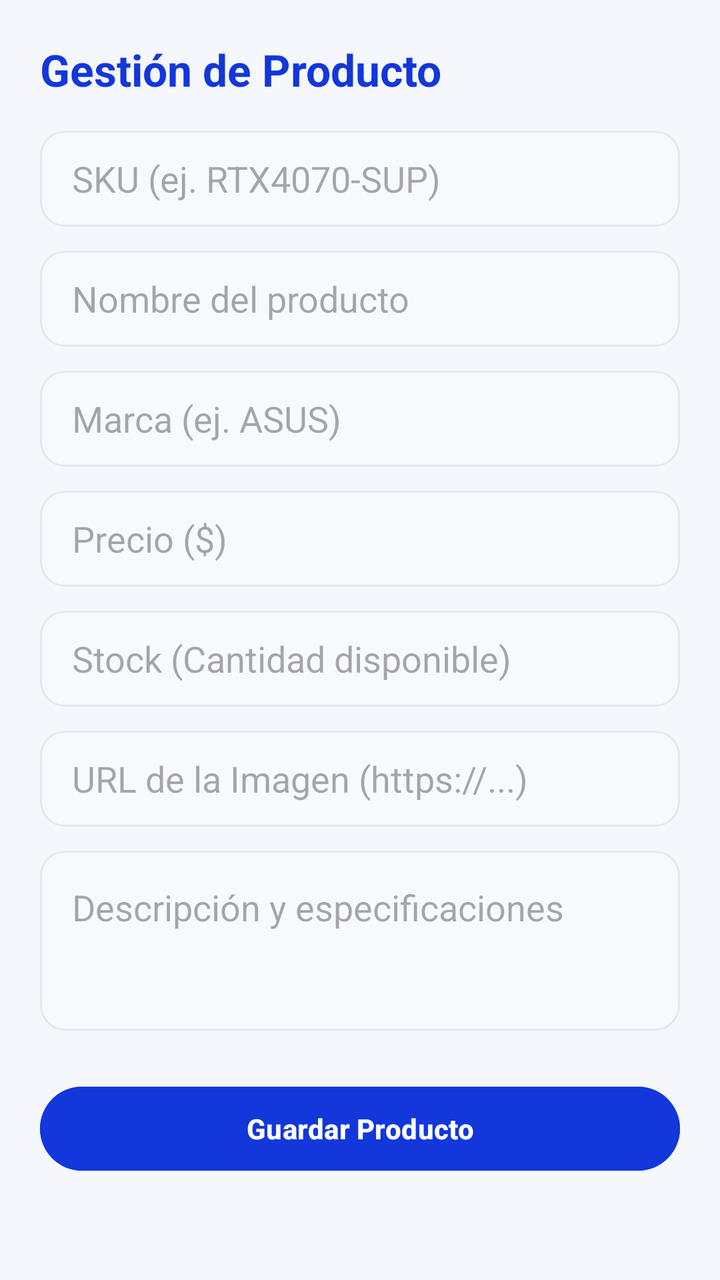
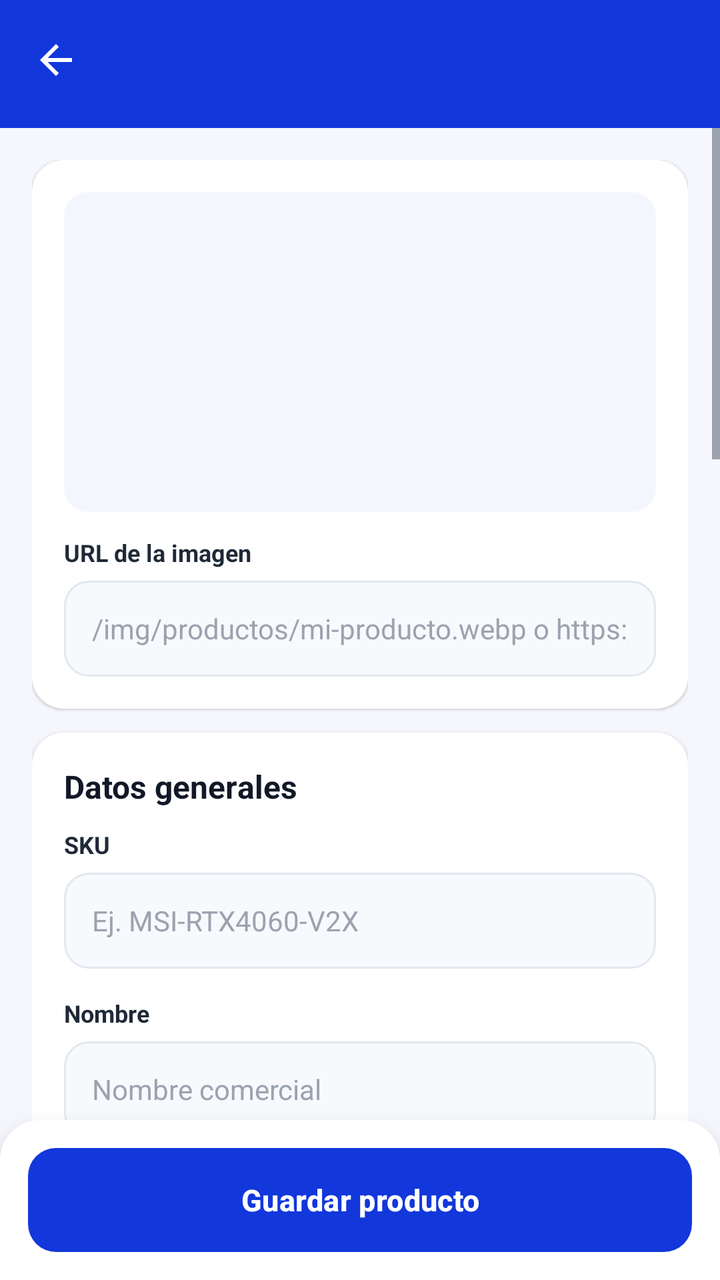

Compare the two renders of this Android layout. The source of the first and the diff that turns it into the second are given below.
<!-- AndroidManifest.xml: application theme Theme.Reach -->
<!-- res/layout/activity_form_producto.xml -->
<?xml version="1.0" encoding="utf-8"?>
<ScrollView xmlns:android="http://schemas.android.com/apk/res/android"
    android:layout_width="match_parent"
    android:layout_height="match_parent"
    android:background="#F5F7FC"
    android:fillViewport="true">

    <LinearLayout
        android:layout_width="match_parent"
        android:layout_height="wrap_content"
        android:orientation="vertical"
        android:padding="20dp">

        <TextView
            android:id="@+id/tvTituloForm"
            android:layout_width="wrap_content"
            android:layout_height="wrap_content"
            android:text="Gestión de Producto"
            android:textColor="#1237DB"
            android:textSize="22sp"
            android:textStyle="bold" />

        <EditText
            android:id="@+id/etSku"
            android:layout_width="match_parent"
            android:layout_height="48dp"
            android:layout_marginTop="16dp"
            android:background="@drawable/bg_input"
            android:hint="SKU (ej. RTX4070-SUP)"
            android:paddingHorizontal="16dp" />

        <EditText
            android:id="@+id/etNombreProducto"
            android:layout_width="match_parent"
            android:layout_height="48dp"
            android:layout_marginTop="12dp"
            android:background="@drawable/bg_input"
            android:hint="Nombre del producto"
            android:paddingHorizontal="16dp" />

        <EditText
            android:id="@+id/etMarcaProducto"
            android:layout_width="match_parent"
            android:layout_height="48dp"
            android:layout_marginTop="12dp"
            android:background="@drawable/bg_input"
            android:hint="Marca (ej. ASUS)"
            android:paddingHorizontal="16dp" />

        <EditText
            android:id="@+id/etPrecioProducto"
            android:layout_width="match_parent"
            android:layout_height="48dp"
            android:layout_marginTop="12dp"
            android:background="@drawable/bg_input"
            android:hint="Precio ($)"
            android:inputType="numberDecimal"
            android:paddingHorizontal="16dp" />

        <EditText
            android:id="@+id/etStock"
            android:layout_width="match_parent"
            android:layout_height="48dp"
            android:layout_marginTop="12dp"
            android:background="@drawable/bg_input"
            android:hint="Stock (Cantidad disponible)"
            android:inputType="number"
            android:paddingHorizontal="16dp" />

        <EditText
            android:id="@+id/etImagenUrl"
            android:layout_width="match_parent"
            android:layout_height="48dp"
            android:layout_marginTop="12dp"
            android:background="@drawable/bg_input"
            android:hint="URL de la Imagen (https://...)"
            android:paddingHorizontal="16dp" />

        <EditText
            android:id="@+id/etDescripcionProducto"
            android:layout_width="match_parent"
            android:layout_height="90dp"
            android:layout_marginTop="12dp"
            android:background="@drawable/bg_input"
            android:gravity="top"
            android:hint="Descripción y especificaciones"
            android:padding="16dp" />

        
        <Button
            android:id="@+id/btnGuardarProducto"
            android:layout_width="match_parent"
            android:layout_height="50dp"
            android:layout_marginTop="24dp"
            android:backgroundTint="#1237DB"
            android:text="Guardar Producto"
            android:textColor="@android:color/white"
            android:textStyle="bold" />

        
        <Button
            android:id="@+id/btnDesactivarProducto"
            android:layout_width="match_parent"
            android:layout_height="50dp"
            android:layout_marginTop="12dp"
            android:backgroundTint="#EF4444"
            android:text="Desactivar Producto"
            android:textColor="@android:color/white"
            android:textStyle="bold"
            android:visibility="gone" />

    </LinearLayout>
</ScrollView>
<!-- resources referenced by this layout -->
<resources>
  <style name="Base.Theme.Reach" parent="Theme.Material3.DayNight.NoActionBar">
          
          
      </style>
  <!-- unchanged entries left out for length: 2 -->
</resources>

<!-- the commit's change to res/layout/activity_form_producto.xml (unified diff, before → after) -->
@@ -1,113 +1,241 @@
 <?xml version="1.0" encoding="utf-8"?>
-<ScrollView xmlns:android="http://schemas.android.com/apk/res/android"
+<LinearLayout xmlns:android="http://schemas.android.com/apk/res/android"
     android:layout_width="match_parent"
     android:layout_height="match_parent"
-    android:background="#F5F7FC"
-    android:fillViewport="true">
+    android:background="@color/fondo"
+    android:orientation="vertical">
+
+    <include layout="@layout/view_header" />
+
+    <FrameLayout
+        android:layout_width="match_parent"
+        android:layout_height="0dp"
+        android:layout_weight="1">
+
+        <ScrollView
+            android:id="@+id/scrollFormProducto"
+            android:layout_width="match_parent"
+            android:layout_height="match_parent">
+
+            <LinearLayout
+                android:layout_width="match_parent"
+                android:layout_height="wrap_content"
+                android:orientation="vertical"
+                android:padding="16dp">
+
+                <LinearLayout
+                    style="@style/ReachTarjeta"
+                    android:layout_width="match_parent"
+                    android:layout_height="wrap_content"
+                    android:orientation="vertical">
+
+                    <ImageView
+                        android:id="@+id/ivPreviewProducto"
+                        android:layout_width="match_parent"
+                        android:layout_height="160dp"
+                        android:background="@drawable/bg_imagen"
+                        android:importantForAccessibility="no"
+                        android:scaleType="fitCenter" />
+
+                    <TextView style="@style/ReachEtiqueta" android:layout_width="match_parent" android:layout_height="wrap_content" android:layout_marginTop="12dp" android:text="URL de la imagen" />
+                    <EditText android:id="@+id/etImagenUrl" style="@style/ReachCampo" android:layout_width="match_parent" android:layout_height="wrap_content" android:layout_marginBottom="0dp" android:hint="/img/productos/mi-producto.webp o https://…" android:importantForAutofill="no" android:inputType="textUri" />
+                </LinearLayout>
+
+                <LinearLayout
+                    style="@style/ReachTarjeta"
+                    android:layout_width="match_parent"
+                    android:layout_height="wrap_content"
+                    android:layout_marginTop="12dp"
+                    android:orientation="vertical">
+
+                    <TextView style="@style/ReachSeccion" android:layout_width="wrap_content" android:layout_height="wrap_content" android:layout_marginBottom="10dp" android:text="Datos generales" />
+
+                    <TextView style="@style/ReachEtiqueta" android:layout_width="match_parent" android:layout_height="wrap_content" android:text="SKU" />
+                    <EditText android:id="@+id/etSku" style="@style/ReachCampo" android:layout_width="match_parent" android:layout_height="wrap_content" android:hint="Ej. MSI-RTX4060-V2X" android:importantForAutofill="no" android:inputType="textCapCharacters" android:maxLength="40" />
+
+                    <TextView style="@style/ReachEtiqueta" android:layout_width="match_parent" android:layout_height="wrap_content" android:text="Nombre" />
+                    <EditText android:id="@+id/etNombreProducto" style="@style/ReachCampo" android:layout_width="match_parent" android:layout_height="wrap_content" android:hint="Nombre comercial" android:importantForAutofill="no" android:inputType="textCapSentences" android:maxLength="200" />
+
+                    <TextView style="@style/ReachEtiqueta" android:layout_width="match_parent" android:layout_height="wrap_content" android:text="Marca" />
+                    <EditText android:id="@+id/etMarcaProducto" style="@style/ReachCampo" android:layout_width="match_parent" android:layout_height="wrap_content" android:hint="Ej. ASUS" android:importantForAutofill="no" android:inputType="textCapWords" android:maxLength="80" />
+
+                    <TextView style="@style/ReachEtiqueta" android:layout_width="match_parent" android:layout_height="wrap_content" android:text="Categoría" />
+                    <Spinner android:id="@+id/spCategoria" style="@style/ReachCampo" android:layout_width="match_parent" android:layout_height="48dp" />
+
+                    <TextView style="@style/ReachEtiqueta" android:layout_width="match_parent" android:layout_height="wrap_content" android:text="Proveedor" />
+                    <Spinner android:id="@+id/spProveedor" style="@style/ReachCampo" android:layout_width="match_parent" android:layout_height="48dp" />
+                </LinearLayout>
+
+                <LinearLayout
+                    style="@style/ReachTarjeta"
+                    android:layout_width="match_parent"
+                    android:layout_height="wrap_content"
+                    android:layout_marginTop="12dp"
+                    android:orientation="vertical">
+
+                    <TextView style="@style/ReachSeccion" android:layout_width="wrap_content" android:layout_height="wrap_content" android:layout_marginBottom="10dp" android:text="Precio e inventario" />
+
+                    <LinearLayout android:layout_width="match_parent" android:layout_height="wrap_content" android:orientation="horizontal">
+                        <LinearLayout android:layout_width="0dp" android:layout_height="wrap_content" android:layout_weight="1" android:orientation="vertical">
+                            <TextView style="@style/ReachEtiqueta" android:layout_width="match_parent" android:layout_height="wrap_content" android:text="Precio (IVA incl.)" />
+                            <EditText android:id="@+id/etPrecioProducto" style="@style/ReachCampo" android:layout_width="match_parent" android:layout_height="wrap_content" android:hint="0.00" android:importantForAutofill="no" android:inputType="numberDecimal" />
+                        </LinearLayout>
+                        <LinearLayout android:layout_width="0dp" android:layout_height="wrap_content" android:layout_marginStart="12dp" android:layout_weight="1" android:orientation="vertical">
+                            <TextView style="@style/ReachEtiqueta" android:layout_width="match_parent" android:layout_height="wrap_content" android:text="Precio anterior" />
+                            <EditText android:id="@+id/etPrecioAnterior" style="@style/ReachCampo" android:layout_width="match_parent" android:layout_height="wrap_content" android:hint="Opcional" android:importantForAutofill="no" android:inputType="numberDecimal" />
+                        </LinearLayout>
+                    </LinearLayout>
+
+                    <LinearLayout android:layout_width="match_parent" android:layout_height="wrap_content" android:orientation="horizontal">
+                        <LinearLayout android:layout_width="0dp" android:layout_height="wrap_content" android:layout_weight="1" android:orientation="vertical">
+                            <TextView style="@style/ReachEtiqueta" android:layout_width="match_parent" android:layout_height="wrap_content" android:text="Existencias" />
+                            <EditText android:id="@+id/etStock" style="@style/ReachCampo" android:layout_width="match_parent" android:layout_height="wrap_content" android:hint="0" android:importantForAutofill="no" android:inputType="number" />
+                        </LinearLayout>
+                        <LinearLayout android:layout_width="0dp" android:layout_height="wrap_content" android:layout_marginStart="12dp" android:layout_weight="1" android:orientation="vertical">
+                            <TextView style="@style/ReachEtiqueta" android:layout_width="match_parent" android:layout_height="wrap_content" android:text="Stock mínimo" />
+                            <EditText android:id="@+id/etStockMinimo" style="@style/ReachCampo" android:layout_width="match_parent" android:layout_height="wrap_content" android:hint="5" android:importantForAutofill="no" android:inputType="number" />
+                        </LinearLayout>
+                    </LinearLayout>
+
+                    <com.google.android.material.materialswitch.MaterialSwitch android:id="@+id/swDestacado" android:layout_width="match_parent" android:layout_height="wrap_content" android:text="Destacado en inicio" android:textColor="@color/texto_sec" />
+                    <com.google.android.material.materialswitch.MaterialSwitch android:id="@+id/swEnvio" android:layout_width="match_parent" android:layout_height="wrap_content" android:checked="true" android:text="Disponible para envío" android:textColor="@color/texto_sec" />
+                    <com.google.android.material.materialswitch.MaterialSwitch android:id="@+id/swActivo" android:layout_width="match_parent" android:layout_height="wrap_content" android:checked="true" android:text="Visible en la tienda" android:textColor="@color/texto_sec" />
+                </LinearLayout>
+
+                <LinearLayout
+                    style="@style/ReachTarjeta"
+                    android:layout_width="match_parent"
+                    android:layout_height="wrap_content"
+                    android:layout_marginTop="12dp"
+                    android:orientation="vertical">
+
+                    <TextView style="@style/ReachSeccion" android:layout_width="wrap_content" android:layout_height="wrap_content" android:layout_marginBottom="10dp" android:text="Contenido" />
+
+                    <TextView style="@style/ReachEtiqueta" android:layout_width="match_parent" android:layout_height="wrap_content" android:text="Descripción" />
+                    <EditText android:id="@+id/etDescripcionProducto" style="@style/ReachCampo" android:layout_width="match_parent" android:layout_height="wrap_content" android:gravity="top" android:hint="Describe el producto" android:importantForAutofill="no" android:inputType="textMultiLine|textCapSentences" android:maxLength="2000" android:minLines="3" />
+
+                    <TextView style="@style/ReachEtiqueta" android:layout_width="match_parent" android:layout_height="wrap_content" android:text="Especificaciones (una por línea, formato Clave: valor)" />
+                    <EditText android:id="@+id/etEspecificaciones" style="@style/ReachCampo" android:layout_width="match_parent" android:layout_height="wrap_content" android:layout_marginBottom="0dp" android:gravity="top" android:hint="Memoria: 12 GB GDDR6X" android:importantForAutofill="no" android:inputType="textMultiLine" android:maxLength="4000" android:minLines="4" />
+                </LinearLayout>
+
+                <LinearLayout
+                    android:id="@+id/cardCompatibilidad"
+                    style="@style/ReachTarjeta"
+                    android:layout_width="match_parent"
+                    android:layout_height="wrap_content"
+                    android:layout_marginTop="12dp"
+                    android:orientation="vertical"
+                    android:visibility="gone">
+
+                    <TextView style="@style/ReachEyebrow" android:layout_width="wrap_content" android:layout_height="wrap_content" android:text="Arma tu PC" />
+                    <TextView style="@style/ReachSeccion" android:layout_width="wrap_content" android:layout_height="wrap_content" android:text="Datos de compatibilidad" />
+                    <TextView style="@style/ReachCuerpo" android:layout_width="match_parent" android:layout_height="wrap_content" android:layout_marginBottom="10dp" android:text="Se usan para filtrar piezas compatibles en el configurador." android:textSize="12sp" />
+
+                    <LinearLayout
+                        android:id="@+id/llCompatibilidad"
+                        android:layout_width="match_parent"
+                        android:layout_height="wrap_content"
+                        android:orientation="vertical" />
+                </LinearLayout>
+            </LinearLayout>
+        </ScrollView>
+
+        <ProgressBar
+            android:id="@+id/progresoFormProducto"
+            android:layout_width="wrap_content"
+            android:layout_height="wrap_content"
+            android:layout_gravity="center"
+            android:indeterminateTint="@color/azul"
+            android:visibility="gone" />
+    </FrameLayout>
 
     <LinearLayout
+        android:id="@+id/barraFormProducto"
         android:layout_width="match_parent"
         android:layout_height="wrap_content"
-        android:orientation="vertical"
-        android:padding="20dp">
+        android:background="@drawable/bg_barra_inferior"
+        android:elevation="12dp"
+        android:orientation="horizontal"
+        android:padding="14dp">
+
+        <com.google.android.material.button.MaterialButton
+            android:id="@+id/btnEstadoProducto"
+            style="@style/ReachBotonPeligro"
+            android:layout_width="0dp"
+            android:layout_height="wrap_content"
+            android:layout_marginEnd="10dp"
+            android:layout_weight="1"
+            android:text="Desactivar"
+            android:visibility="gone" />
+
+        <com.google.android.material.button.MaterialButton
+            android:id="@+id/btnGuardarProducto"
+            style="@style/ReachBotonPrimario"
+            android:layout_width="0dp"
+            android:layout_height="wrap_content"
+            android:layout_weight="1.4"
+            android:text="Guardar producto" />
+    </LinearLayout>
+</LinearLayout>
+<!-- res/layout/view_header.xml (included above) -->
+<?xml version="1.0" encoding="utf-8"?>
+<LinearLayout xmlns:android="http://schemas.android.com/apk/res/android"
+    xmlns:app="http://schemas.android.com/apk/res-auto"
+    android:id="@+id/header"
+    android:layout_width="match_parent"
+    android:layout_height="wrap_content"
+    android:background="@color/azul"
+    android:gravity="center_vertical"
+    android:orientation="horizontal"
+    android:paddingStart="8dp"
+    android:paddingTop="10dp"
+    android:paddingEnd="12dp"
+    android:paddingBottom="14dp">
+
+    <ImageButton
+        android:id="@+id/btnAtras"
+        android:layout_width="40dp"
+        android:layout_height="40dp"
+        android:background="?attr/selectableItemBackgroundBorderless"
+        android:contentDescription="@string/atras"
+        android:src="@drawable/ic_back"
+        app:tint="@color/white" />
+
+    <LinearLayout
+        android:layout_width="0dp"
+        android:layout_height="wrap_content"
+        android:layout_marginStart="4dp"
+        android:layout_weight="1"
+        android:orientation="vertical">
 
         <TextView
-            android:id="@+id/tvTituloForm"
+            android:id="@+id/tvHeaderEyebrow"
             android:layout_width="wrap_content"
             android:layout_height="wrap_content"
-            android:text="Gestión de Producto"
-            android:textColor="#1237DB"
-            android:textSize="22sp"
-            android:textStyle="bold" />
-
-        <EditText
-            android:id="@+id/etSku"
-            android:layout_width="match_parent"
-            android:layout_height="48dp"
-            android:layout_marginTop="16dp"
-            android:background="@drawable/bg_input"
-            android:hint="SKU (ej. RTX4070-SUP)"
-            android:paddingHorizontal="16dp" />
-
-        <EditText
-            android:id="@+id/etNombreProducto"
-            android:layout_width="match_parent"
-            android:layout_height="48dp"
-            android:layout_marginTop="12dp"
-            android:background="@drawable/bg_input"
-            android:hint="Nombre del producto"
-            android:paddingHorizontal="16dp" />
-
-        <EditText
-            android:id="@+id/etMarcaProducto"
-            android:layout_width="match_parent"
-            android:layout_height="48dp"
-            android:layout_marginTop="12dp"
-            android:background="@drawable/bg_input"
-            android:hint="Marca (ej. ASUS)"
-            android:paddingHorizontal="16dp" />
-
-        <EditText
-            android:id="@+id/etPrecioProducto"
-            android:layout_width="match_parent"
-            android:layout_height="48dp"
-            android:layout_marginTop="12dp"
-            android:background="@drawable/bg_input"
-            android:hint="Precio ($)"
-            android:inputType="numberDecimal"
-            android:paddingHorizontal="16dp" />
-
-        <EditText
-            android:id="@+id/etStock"
-            android:layout_width="match_parent"
-            android:layout_height="48dp"
-            android:layout_marginTop="12dp"
-            android:background="@drawable/bg_input"
-            android:hint="Stock (Cantidad disponible)"
-            android:inputType="number"
-            android:paddingHorizontal="16dp" />
-
-        <EditText
-            android:id="@+id/etImagenUrl"
-            android:layout_width="match_parent"
-            android:layout_height="48dp"
-            android:layout_marginTop="12dp"
-            android:background="@drawable/bg_input"
-            android:hint="URL de la Imagen (https://...)"
-            android:paddingHorizontal="16dp" />
-
-        <EditText
-            android:id="@+id/etDescripcionProducto"
-            android:layout_width="match_parent"
-            android:layout_height="90dp"
-            android:layout_marginTop="12dp"
-            android:background="@drawable/bg_input"
-            android:gravity="top"
-            android:hint="Descripción y especificaciones"
-            android:padding="16dp" />
-
-        
-        <Button
-            android:id="@+id/btnGuardarProducto"
-            android:layout_width="match_parent"
-            android:layout_height="50dp"
-            android:layout_marginTop="24dp"
-            android:backgroundTint="#1237DB"
-            android:text="Guardar Producto"
-            android:textColor="@android:color/white"
-            android:textStyle="bold" />
-
-        
-        <Button
-            android:id="@+id/btnDesactivarProducto"
-            android:layout_width="match_parent"
-            android:layout_height="50dp"
-            android:layout_marginTop="12dp"
-            android:backgroundTint="#EF4444"
-            android:text="Desactivar Producto"
-            android:textColor="@android:color/white"
+            android:letterSpacing="0.12"
+            android:textAllCaps="true"
+            android:textColor="@color/lavanda"
+            android:textSize="10sp"
             android:textStyle="bold"
             android:visibility="gone" />
 
+        <TextView
+            android:id="@+id/tvHeaderTitulo"
+            android:layout_width="match_parent"
+            android:layout_height="wrap_content"
+            android:ellipsize="end"
+            android:maxLines="1"
+            android:textColor="@color/white"
+            android:textSize="18sp"
+            android:textStyle="bold" />
     </LinearLayout>
-</ScrollView>
+
+    <ImageButton
+        android:id="@+id/btnHeaderAccion"
+        android:layout_width="40dp"
+        android:layout_height="40dp"
+        android:background="@drawable/bg_chip_blanco_t"
+        android:scaleType="center"
+        android:visibility="gone"
+        app:tint="@color/white" />
+</LinearLayout>
<!-- resource entries referenced after the edit -->
@@ -1,8 +1,143 @@
 <!-- resources referenced by this layout -->
 <resources>
-  <style name="Base.Theme.Reach" parent="Theme.Material3.DayNight.NoActionBar">
-          
-          
+  <color name="azul">#1237DB</color>
+  <color name="fondo">#F5F7FC</color>
+  <color name="lavanda">#A0B2FF</color>
+  <color name="texto_sec">#4B5563</color>
+  <color name="white">#FFFFFFFF</color>
+  <!-- drawable bg_barra_inferior (drawable) -->
+  <?xml version="1.0" encoding="utf-8"?>
+  <shape xmlns:android="http://schemas.android.com/apk/res/android">
+      <solid android:color="@color/white" />
+      <corners android:topLeftRadius="20dp" android:topRightRadius="20dp" />
+  </shape>
+  <!-- drawable bg_chip_blanco_t (drawable) -->
+  <?xml version="1.0" encoding="utf-8"?>
+  <shape xmlns:android="http://schemas.android.com/apk/res/android">
+      <solid android:color="#22FFFFFF" />
+      <corners android:radius="12dp" />
+  </shape>
+  <!-- drawable bg_imagen (drawable) -->
+  <?xml version="1.0" encoding="utf-8"?>
+  <shape xmlns:android="http://schemas.android.com/apk/res/android">
+      <solid android:color="#F3F6FC" />
+      <corners android:radius="12dp" />
+  </shape>
+  <!-- drawable ic_back (drawable) -->
+  <?xml version="1.0" encoding="utf-8"?>
+  <vector xmlns:android="http://schemas.android.com/apk/res/android"
+      android:width="24dp"
+      android:height="24dp"
+      android:tint="?attr/colorControlNormal"
+      android:viewportWidth="24"
+      android:viewportHeight="24">
+      <path
+          android:fillColor="@android:color/white"
+          android:pathData="M20,11H7.83l5.59,-5.59L12,4l-8,8 8,8 1.41,-1.41L7.83,13H20v-2z" />
+  </vector>
+  <string name="atras">Regresar</string>
+  <style name="ReachBotonPeligro" parent="Widget.Material3.Button.OutlinedButton">
+          <item name="strokeColor">@color/rojo</item>
+          <item name="android:textColor">@color/rojo</item>
+          <item name="android:textStyle">bold</item>
+          <item name="cornerRadius">14dp</item>
+          <item name="android:minHeight">48dp</item>
+          <item name="android:insetTop">0dp</item>
+          <item name="android:insetBottom">0dp</item>
+          <item name="android:textAllCaps">false</item>
+      </style>
+  <style name="ReachBotonPrimario" parent="Widget.Material3.Button">
+          <item name="backgroundTint">@color/azul</item>
+          <item name="android:textColor">@color/white</item>
+          <item name="android:textSize">15sp</item>
+          <item name="android:textStyle">bold</item>
+          <item name="cornerRadius">14dp</item>
+          <item name="android:minHeight">52dp</item>
+          <item name="android:insetTop">0dp</item>
+          <item name="android:insetBottom">0dp</item>
+          <item name="android:textAllCaps">false</item>
+      </style>
+  <style name="ReachCampo">
+          <item name="android:background">@drawable/bg_input</item>
+          <item name="android:minHeight">48dp</item>
+          <item name="android:paddingStart">14dp</item>
+          <item name="android:paddingEnd">14dp</item>
+          <item name="android:paddingTop">10dp</item>
+          <item name="android:paddingBottom">10dp</item>
+          <item name="android:textSize">14sp</item>
+          <item name="android:textColor">@color/texto</item>
+          <item name="android:textColorHint">@color/gris</item>
+          <item name="android:layout_marginBottom">14dp</item>
+      </style>
+  <style name="ReachCuerpo">
+          <item name="android:textColor">@color/texto_sec</item>
+          <item name="android:textSize">13sp</item>
+          <item name="android:lineSpacingExtra">2dp</item>
+      </style>
+  <style name="ReachEtiqueta">
+          <item name="android:textColor">#1F2937</item>
+          <item name="android:textSize">12sp</item>
+          <item name="android:textStyle">bold</item>
+          <item name="android:layout_marginBottom">6dp</item>
+      </style>
+  <style name="ReachEyebrow">
+          <item name="android:textColor">@color/azul</item>
+          <item name="android:textSize">11sp</item>
+          <item name="android:textStyle">bold</item>
+          <item name="android:letterSpacing">0.12</item>
+          <item name="android:textAllCaps">true</item>
+      </style>
+  <style name="ReachSeccion">
+          <item name="android:textColor">@color/texto</item>
+          <item name="android:textSize">16sp</item>
+          <item name="android:textStyle">bold</item>
+      </style>
+  <style name="ReachTarjeta">
+          <item name="android:background">@drawable/bg_card</item>
+          <item name="android:elevation">1dp</item>
+          <item name="android:padding">16dp</item>
+      </style>
+  <color name="rojo">#EF4444</color>
+  <color name="texto">#111827</color>
+  <color name="gris">#9CA3AF</color>
+  <!-- drawable bg_card (drawable) -->
+  <?xml version="1.0" encoding="utf-8"?>
+  <shape xmlns:android="http://schemas.android.com/apk/res/android">
+      <solid android:color="@color/white" />
+      <corners android:radius="16dp" />
+  </shape>
+  <style name="Base.Theme.Reach" parent="Theme.Material3.Light.NoActionBar">
+          <item name="colorPrimary">@color/azul</item>
+          <item name="colorOnPrimary">@color/white</item>
+          <item name="colorPrimaryContainer">@color/azul_claro</item>
+          <item name="colorOnPrimaryContainer">@color/azul</item>
+          <item name="colorSecondary">@color/azul</item>
+          <item name="colorSecondaryContainer">@color/azul_claro</item>
+          <item name="colorOnSecondaryContainer">@color/azul</item>
+          <item name="colorSurface">@color/white</item>
+          <item name="colorOnSurface">@color/texto</item>
+          <item name="colorError">@color/rojo</item>
+          <item name="android:colorBackground">@color/fondo</item>
+          <item name="android:windowBackground">@color/fondo</item>
+          <item name="android:textColorPrimary">@color/texto</item>
+          <item name="android:textColorSecondary">@color/texto_sec</item>
+          <item name="materialAlertDialogTheme">@style/ReachDialogo</item>
+          <item name="bottomSheetDialogTheme">@style/ReachSheet</item>
+      </style>
+  <color name="azul_claro">#EEF2FF</color>
+  <style name="ReachDialogo" parent="ThemeOverlay.Material3.MaterialAlertDialog">
+          <item name="colorPrimary">@color/azul</item>
+          <item name="shapeAppearanceOverlay">@style/ReachDialogoForma</item>
+      </style>
+  <style name="ReachSheet" parent="ThemeOverlay.Material3.BottomSheetDialog">
+          <item name="bottomSheetStyle">@style/ReachSheetModal</item>
+      </style>
+  <style name="ReachDialogoForma" parent="">
+          <item name="cornerFamily">rounded</item>
+          <item name="cornerSize">20dp</item>
+      </style>
+  <style name="ReachSheetModal" parent="Widget.Material3.BottomSheet.Modal">
+          <item name="backgroundTint">@color/white</item>
       </style>
   <!-- unchanged entries left out for length: 2 -->
 </resources>
